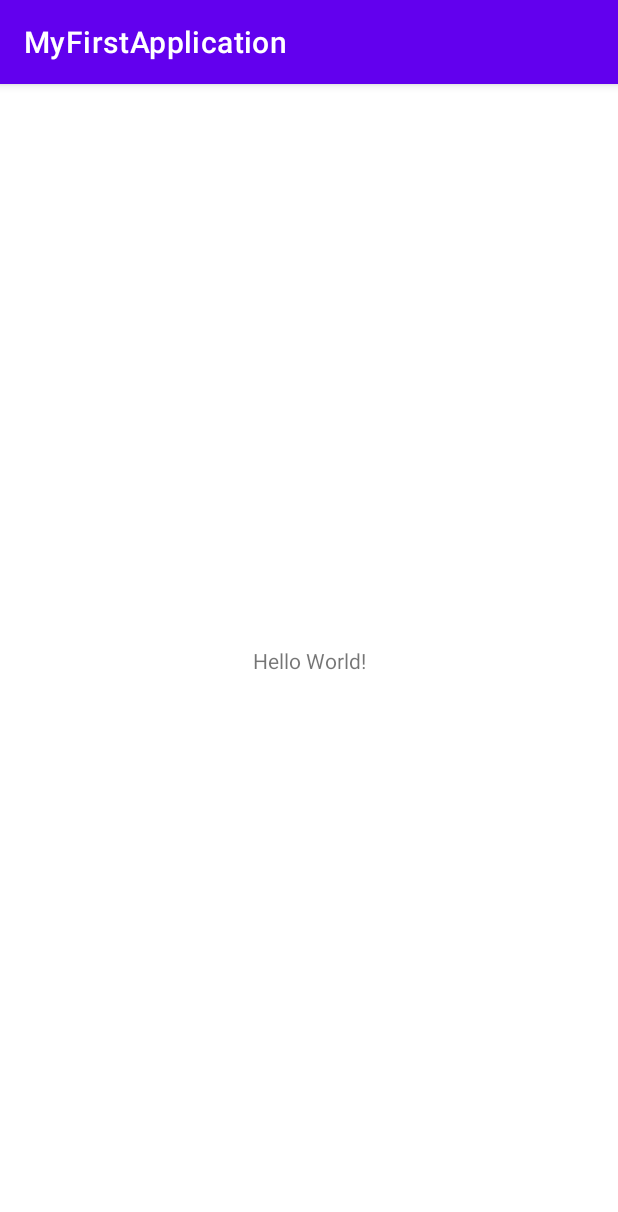
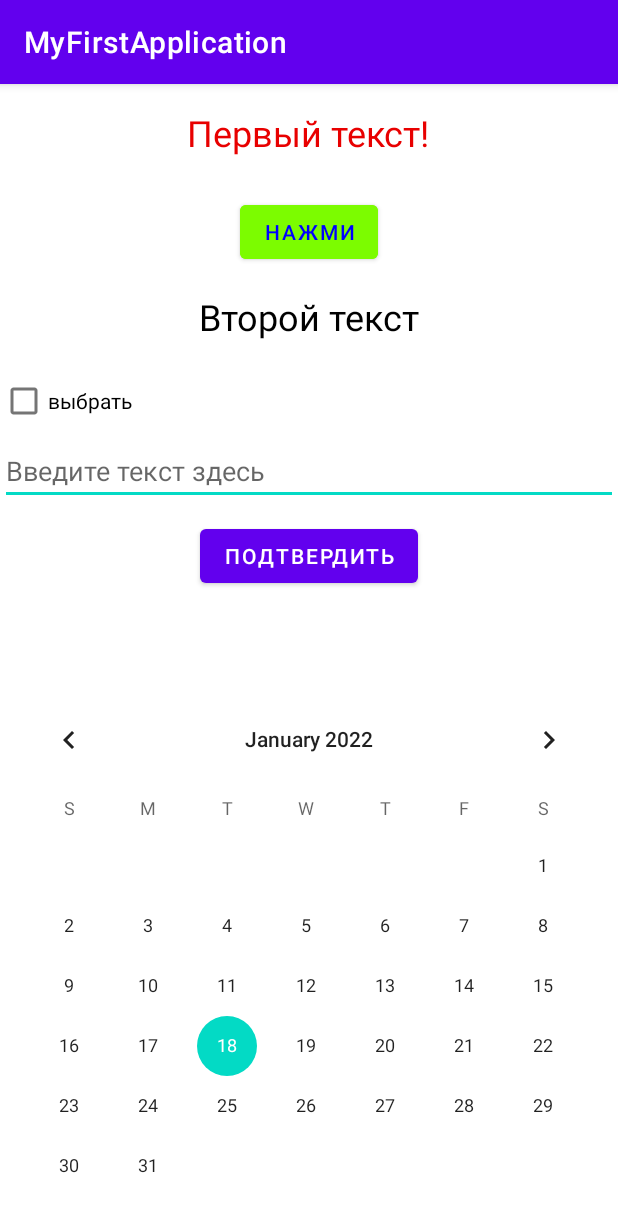
Before and after one commit to chaplinrus/MyFirstApplication1, an Android app: the screen it shows after launch (MainActivity), on a phone screen of 412 x 824 dp. Shown: the top 1212 px of the screen. Run offline under Robolectric (Android 15) with nearby library versions, the phone set to English and light mode, and no system bars.

Commit message:
First task ended

```diff
--- a/app/src/main/java/com/example/myfirstapplication/MainActivity.java
+++ b/app/src/main/java/com/example/myfirstapplication/MainActivity.java
@@ -3,6 +3,10 @@ package com.example.myfirstapplication;
 import androidx.appcompat.app.AppCompatActivity;
 
 import android.os.Bundle;
+import android.view.View;
+import android.widget.Button;
+import android.widget.EditText;
+import android.widget.TextView;
 
 public class MainActivity extends AppCompatActivity {
 
@@ -10,5 +14,25 @@ public class MainActivity extends AppCompatActivity {
     protected void onCreate(Bundle savedInstanceState) {
         super.onCreate(savedInstanceState);
         setContentView(R.layout.activity_main);
+        TextView text = findViewById(R.id.text);
+        Button button = findViewById(R.id.button);
+        Button button2 = findViewById(R.id.button2);
+        TextView text3 = findViewById(R.id.text3);
+        EditText editText = findViewById(R.id.edit_text);
+        button.setOnClickListener(new View.OnClickListener() {
+
+            @Override
+            public void onClick(View view) {
+                text.setText("Cпасибо что нажали");
+            }
+        });
+
+
+        button2.setOnClickListener(new View.OnClickListener() {
+            @Override
+            public void onClick(View view) {
+                text3.setText(editText.getText());
+            }
+        });
     }
 }
--- a/app/src/main/res/layout/activity_main.xml
+++ b/app/src/main/res/layout/activity_main.xml
@@ -1,18 +1,96 @@
 <?xml version="1.0" encoding="utf-8"?>
-<androidx.constraintlayout.widget.ConstraintLayout xmlns:android="http://schemas.android.com/apk/res/android"
+<ScrollView xmlns:android="http://schemas.android.com/apk/res/android"
+    xmlns:tools="http://schemas.android.com/tools"
+    android:layout_width="match_parent"
+    android:layout_height="match_parent">
+
+    <LinearLayout xmlns:android="http://schemas.android.com/apk/res/android"
         xmlns:app="http://schemas.android.com/apk/res-auto"
         xmlns:tools="http://schemas.android.com/tools"
         android:layout_width="match_parent"
         android:layout_height="match_parent"
+        android:orientation="vertical"
         tools:context=".MainActivity">
 
+
         <TextView
+            android:id="@+id/text"
             android:layout_width="wrap_content"
             android:layout_height="wrap_content"
-        android:text="Hello World!"
+            android:layout_gravity="center"
+            android:layout_margin="16dp"
+            android:layout_marginTop="20dp"
+            android:text="Первый текст!"
+            android:textColor="#E80000"
+            android:textSize="24sp"
             app:layout_constraintBottom_toBottomOf="parent"
             app:layout_constraintLeft_toLeftOf="parent"
             app:layout_constraintRight_toRightOf="parent"
             app:layout_constraintTop_toTopOf="parent" />
 
-</androidx.constraintlayout.widget.ConstraintLayout>
+        <Button
+            android:id="@+id/button"
+            android:layout_width="wrap_content"
+            android:layout_height="wrap_content"
+            android:layout_gravity="center"
+            android:layout_marginTop="10dp"
+            android:backgroundTint="#7CFC00"
+            android:text="Нажми"
+            android:textColor="#0000FF"
+            app:iconTint="#000000" />
+
+        <TextView
+            android:id="@+id/text2"
+            android:layout_width="wrap_content"
+            android:layout_height="wrap_content"
+            android:layout_gravity="center"
+            android:layout_margin="16dp"
+            android:text="Второй текст"
+            android:textColor="@color/black"
+            android:textSize="24sp"
+            app:layout_constraintBottom_toBottomOf="parent"
+            app:layout_constraintLeft_toLeftOf="parent"
+            app:layout_constraintRight_toRightOf="parent"
+            app:layout_constraintTop_toTopOf="parent" />
+
+        <CheckBox
+            android:id="@+id/checkBox"
+            android:layout_width="match_parent"
+            android:layout_height="wrap_content"
+            android:text="выбрать" />
+
+        <EditText
+            android:id="@+id/edit_text"
+            android:layout_width="match_parent"
+            android:layout_height="wrap_content"
+            android:hint="Введите текст здесь"
+            android:inputType="text" />
+
+        <Button
+            android:id="@+id/button2"
+            android:layout_width="wrap_content"
+            android:layout_height="wrap_content"
+            android:layout_gravity="center"
+            android:layout_marginTop="10dp"
+            android:text="Подтвердить" />
+
+        <TextView
+            android:id="@+id/text3"
+            android:layout_width="wrap_content"
+            android:layout_height="wrap_content"
+            android:layout_gravity="center"
+            android:layout_margin="16dp"
+            android:text=""
+            android:textColor="@color/black"
+            android:textSize="24sp"
+            app:layout_constraintBottom_toBottomOf="parent"
+            app:layout_constraintLeft_toLeftOf="parent"
+            app:layout_constraintRight_toRightOf="parent"
+            app:layout_constraintTop_toTopOf="parent" />
+
+        <CalendarView
+            android:layout_width="match_parent"
+            android:layout_height="wrap_content" />
+
+    </LinearLayout>
+</ScrollView>
```
Lines whose indentation alone changed are shown as unchanged.
